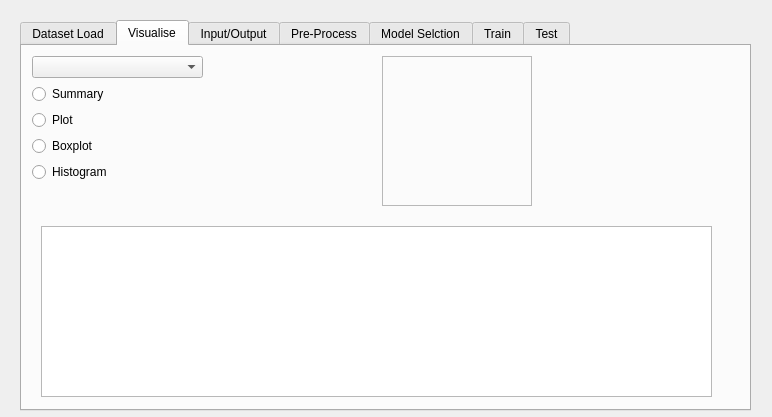
Qt form resources/ui/ml_gui.ui (matheusft/modelling_ml) before a commit.
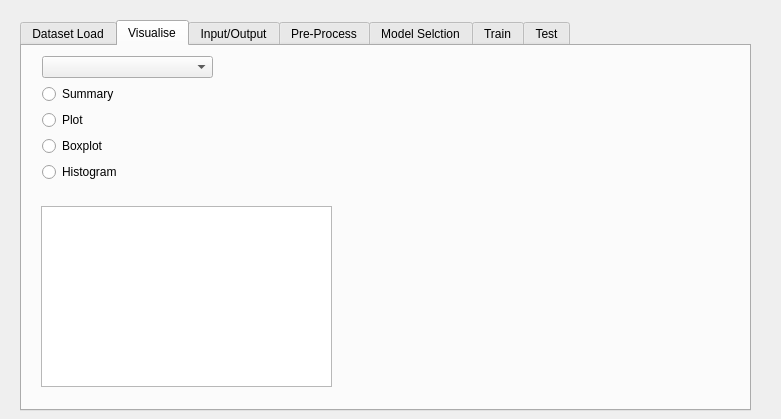
The same form after that commit. The open tabs and pages were chosen to show the change. Custom widgets are drawn as their Qt base class.

Commit message: Creating MplWidget class in controller.py in order to plot matplotlib in the interface.

Diff of the .ui file:
```diff
--- a/resources/ui/ml_gui.ui
+++ b/resources/ui/ml_gui.ui
@@ -6,8 +6,8 @@
    <rect>
     <x>0</x>
     <y>0</y>
-    <width>772</width>
-    <height>417</height>
+    <width>781</width>
+    <height>419</height>
    </rect>
   </property>
   <property name="windowTitle">
@@ -69,7 +69,7 @@
     <widget class="QWidget" name="verticalLayoutWidget">
      <property name="geometry">
       <rect>
-       <x>10</x>
+       <x>20</x>
        <y>10</y>
        <width>171</width>
        <height>131</height>
@@ -113,27 +113,21 @@
      <property name="geometry">
       <rect>
        <x>19</x>
-       <y>180</y>
-       <width>671</width>
-       <height>171</height>
+       <y>160</y>
+       <width>291</width>
+       <height>181</height>
       </rect>
      </property>
     </widget>
-    <widget class="QFrame" name="dataVisualisePlot_frame">
+    <widget class="MplWidget" name="dataVisualisePlot_widget" native="true">
      <property name="geometry">
       <rect>
-       <x>360</x>
+       <x>339</x>
        <y>10</y>
-       <width>150</width>
-       <height>150</height>
+       <width>320</width>
+       <height>331</height>
       </rect>
      </property>
-     <property name="frameShape">
-      <enum>QFrame::StyledPanel</enum>
-     </property>
-     <property name="frameShadow">
-      <enum>QFrame::Raised</enum>
-     </property>
     </widget>
    </widget>
    <widget class="QWidget" name="inputoutput_tab">
@@ -163,6 +157,14 @@
    </widget>
   </widget>
  </widget>
+ <customwidgets>
+  <customwidget>
+   <class>MplWidget</class>
+   <extends>QWidget</extends>
+   <header>controller</header>
+   <container>1</container>
+  </customwidget>
+ </customwidgets>
  <resources/>
  <connections/>
 </ui>
```
The commit also changes 4 other files.
